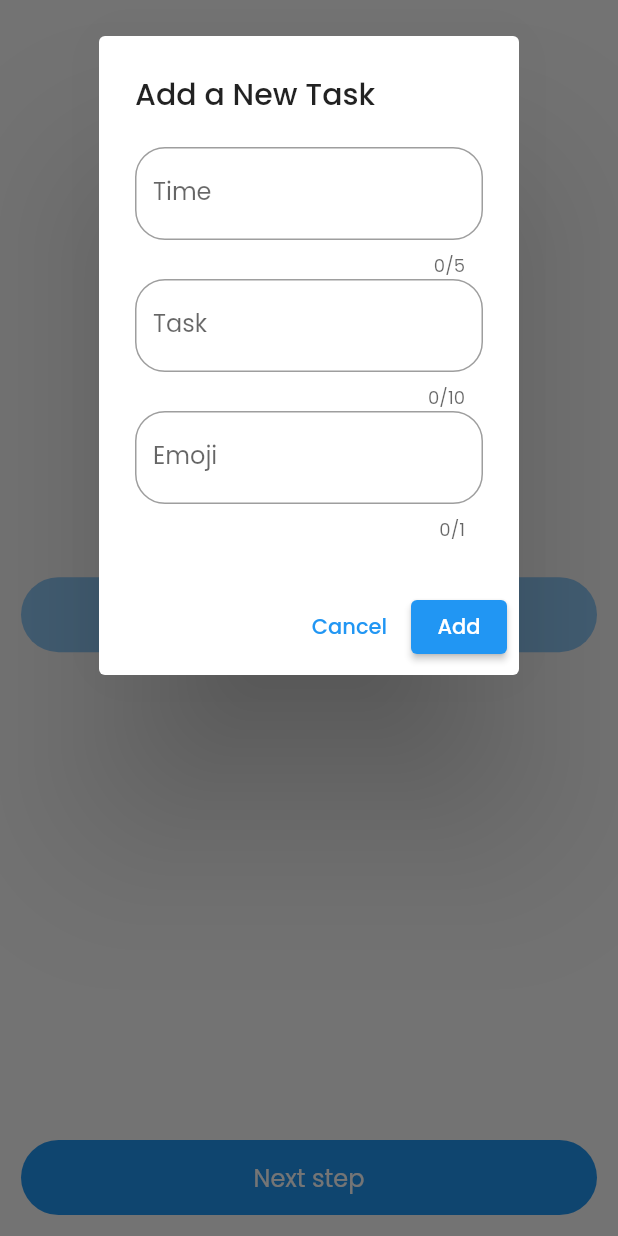
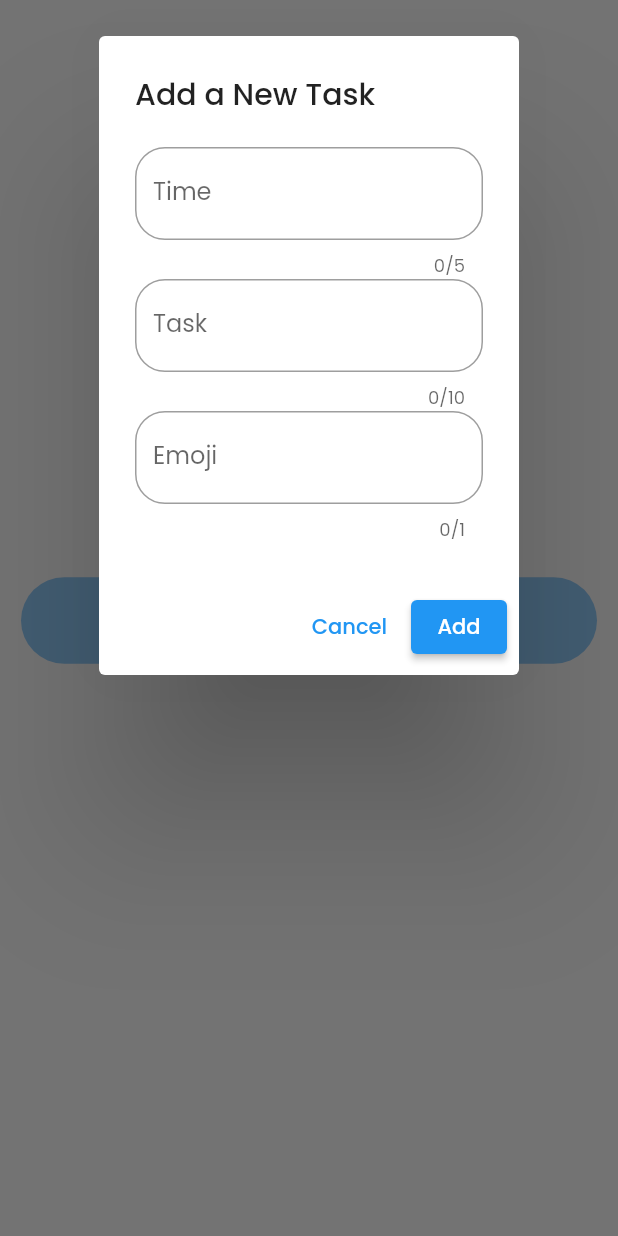
Before and after one commit to MuhammadJawad98/traveling-app-flutter, a Flutter app: the Day2View widget shown alone on an empty page, opened directly with empty values, after a tap on "Add Activity", on a phone screen of 412 x 824 dp. Run offline on Flutter 3.47's test engine with Material 2 defaults, Android fonts, the phone set to English and light mode, and no system bars; our stand-ins replace device_preview, flutter_rating_bar, google_fonts, google_maps_flutter, table_calendar, timeline_tile.

Commit message:
updated day screens

```diff
--- a/lib/main.dart
+++ b/lib/main.dart
@@ -13,6 +13,7 @@ import 'package:traveling_app_flutter/providers/sign_up_provider.dart';
 import 'package:device_preview/device_preview.dart'; // Import device_preview package
 import 'providers/provider_makeplan_page.dart';
 import 'views/onboarding_page/splash_screen.dart';
+import 'views/travel_arrangement/travel_arrangement_screen.dart';
 
 void main(List<String> args) {
   runApp(
--- a/lib/views/travel_arrangement/widgets/day2_view.dart
+++ b/lib/views/travel_arrangement/widgets/day2_view.dart
@@ -43,12 +43,12 @@ class Day2View extends StatelessWidget {
               ),
             ),
             CustomTextButton(
-                height: 50,
+                height: GetScreenSize.getScreenWidth(context) * 0.14,
                 width: double.maxFinite,
                 onTab: () {
                   showDialog(
                     context: context,
-                    builder: (context) => AddTaskDialog(day: 2),
+                    builder: (context) => AddTaskDialog(day: 1),
                   );
                 },
                 buttonText: 'Add Activity',
@@ -56,14 +56,14 @@ class Day2View extends StatelessWidget {
                 radius: 30,
                 fontSize: 16)
           ]),
-          CustomTextButton(
-              height: 50,
-              width: double.maxFinite,
-              onTab: () {},
-              buttonText: 'Next step',
-              buttonColor: Colors.blue,
-              radius: 30,
-              fontSize: 16)
+          // CustomTextButton(
+          //     height: 50,
+          //     width: double.maxFinite,
+          //     onTab: () {},
+          //     buttonText: 'Next step',
+          //     buttonColor: Colors.blue,
+          //     radius: 30,
+          //     fontSize: 16)
         ],
       ),
     );
```
Also changed, not shown: lib/views/travel_arrangement/widgets/day3_view.dart (+10 -10 lines).
